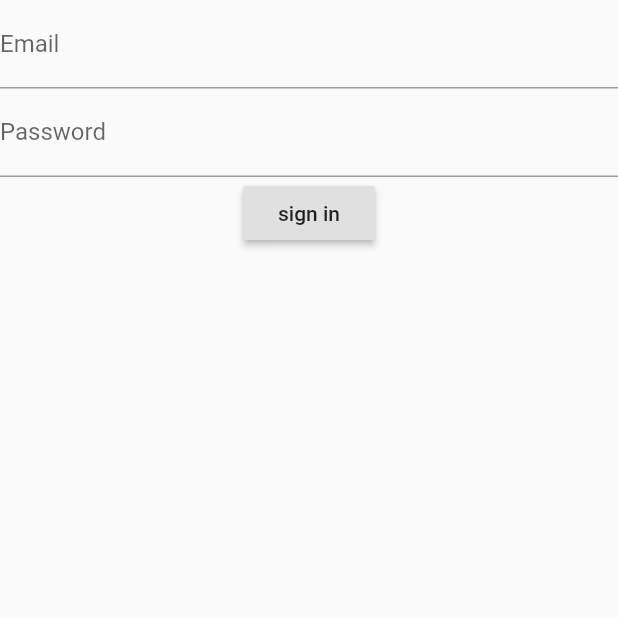
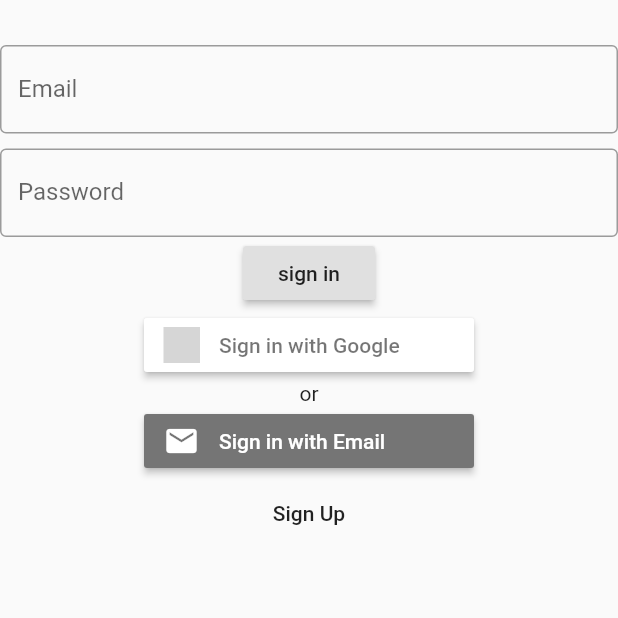
Before and after one commit to nawasancheck/flutter, a Flutter app: the SignInPage screen opened directly, on a phone screen of 412 x 824 dp, the top half of it. Run offline on Flutter 3.47's test engine with Material 2 defaults, Android fonts, the phone set to English and light mode, and no system bars; our stand-ins replace custom_navigation_bar, eva_icons_flutter, firebase_auth, firebase_core, flutter_screenutil, flutter_signin_button; accounts and stored records are empty; grey boxes are pictures that could not be loaded.

Commit message:
Login 활성화(22.01.22)

```diff
--- a/lib/login/HomePage1.dart
+++ b/lib/login/HomePage1.dart
@@ -1,8 +1,10 @@
+import 'package:firebase_core/firebase_core.dart';
 import 'package:flutter/material.dart';
-import 'package:flutter_app/login/authentication_service.dart';
 import 'package:provider/provider.dart';
+import 'authentication_service.dart';
 
 class HomePage1 extends StatelessWidget {
+
   @override
   Widget build(BuildContext context) {
     return Scaffold(
--- a/lib/login/SignInPage.dart
+++ b/lib/login/SignInPage.dart
@@ -1,27 +1,40 @@
 import 'package:flutter/material.dart';
-import 'package:flutter_app/login/authentication_service.dart';
 import 'package:provider/provider.dart';
+import 'authentication_service.dart';
+import 'package:flutter_signin_button/flutter_signin_button.dart';
 
 class SignInPage extends StatelessWidget {
   final TextEditingController emailController = TextEditingController();
   final TextEditingController passwordController = TextEditingController();
 
+  String userName = '';
+  String userEmail = '';
+  String userPassword = '';
   @override
   Widget build(BuildContext context) {
     return Scaffold(
       body: Column(
         children: [
-          TextField(
+          SizedBox(height: 30,),
+          TextFormField(
             controller: emailController,
             decoration: InputDecoration(
               labelText: "Email",
+              hintText: "eg) test@gmail.com",
+              border: OutlineInputBorder(),
+
             ),
+            keyboardType: TextInputType.emailAddress, // 키보드의 타입이 email 전용 키보드로 바뀜 (@ 등)
           ),
+          SizedBox(height: 10,),
           TextField(
             controller: passwordController,
             decoration: InputDecoration(
               labelText: "Password",
+              hintText: "eg) 123456",
+              border: OutlineInputBorder(),
             ),
+            obscureText: true,
           ),
           RaisedButton(
             onPressed: () {
@@ -31,8 +44,22 @@ class SignInPage extends StatelessWidget {
               );
             },
             child: Text("sign in"),
+          ),
+          SignInButton(
+            Buttons.Google,
+            onPressed: () {},
+          ),
+          Text("or"),
+          SignInButton(
+            Buttons.Email,
+            onPressed: () {},
+          ),
+          FlatButton(
+              onPressed: () {
+                Navigator.pushNamed(context, '/SignUpPage');
+              },
+              child: Text("Sign Up")
           )
-
         ],
       ),
     );
--- a/pubspec.yaml
+++ b/pubspec.yaml
@@ -30,11 +30,12 @@ dependencies:
   eva_icons_flutter: ^3.0.2
   custom_navigation_bar: ^0.8.2
   flutter_screenutil: ^5.0.3
-  url_launcher: ^6.0.17
   firebase_core: ^1.11.0
   cloud_firestore: ^3.1.6
   provider: ^6.0.2
   firebase_auth: ^3.3.5
+  flutter_signin_button: ^2.0.0
+  url_launcher: ^6.0.18
 
 dev_dependencies:
   flutter_test:
```
Also changed, not shown: lib/login/SignUpPage.dart (added, +12 -0 lines), lib/login/main.dart (renamed from lib/login/main2.dart, +5 -6 lines), pubspec.lock, 2 other files.
